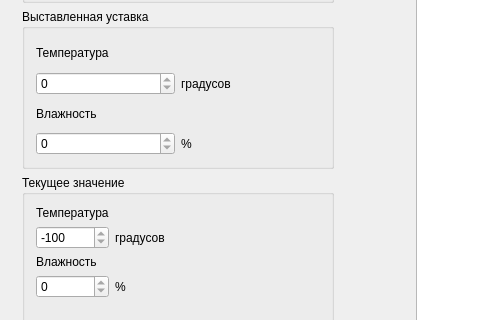
Before: the Qt Designer form mainwindow.ui in PowerOleg/Qt_can, drawn with Qt 5; both pictures show x 0 to 480 and y 198 to 518 of the 803 by 773 pixel window.
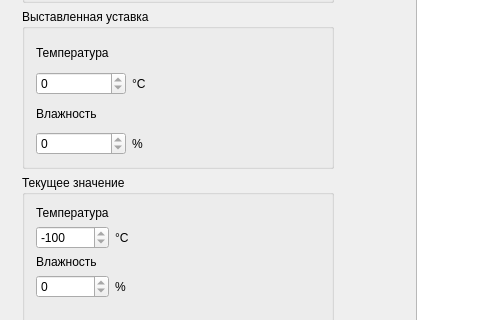
After: the same form once the commit is applied. Icons and pictures are not drawn.

What changed in the file:
```diff
--- a/mainwindow.ui
+++ b/mainwindow.ui
@@ -145,7 +145,7 @@
           <item row="2" column="1">
            <widget class="QLabel" name="gradusCurrentLabel">
             <property name="text">
-             <string>градусов</string>
+             <string>°C</string>
             </property>
            </widget>
           </item>
@@ -216,6 +216,18 @@
           </item>
           <item row="3" column="0">
            <widget class="QSpinBox" name="humidityTargetSpinBox">
+            <property name="sizePolicy">
+             <sizepolicy hsizetype="Fixed" vsizetype="Fixed">
+              <horstretch>0</horstretch>
+              <verstretch>0</verstretch>
+             </sizepolicy>
+            </property>
+            <property name="minimumSize">
+             <size>
+              <width>90</width>
+              <height>0</height>
+             </size>
+            </property>
             <property name="readOnly">
              <bool>true</bool>
             </property>
@@ -226,6 +238,18 @@
           </item>
           <item row="1" column="0">
            <widget class="QSpinBox" name="temperatureTargetSpinBox">
+            <property name="sizePolicy">
+             <sizepolicy hsizetype="Fixed" vsizetype="Fixed">
+              <horstretch>0</horstretch>
+              <verstretch>0</verstretch>
+             </sizepolicy>
+            </property>
+            <property name="minimumSize">
+             <size>
+              <width>90</width>
+              <height>0</height>
+             </size>
+            </property>
             <property name="readOnly">
              <bool>true</bool>
             </property>
@@ -247,7 +271,7 @@
           <item row="1" column="1">
            <widget class="QLabel" name="gradusTargetLabel">
             <property name="text">
-             <string>градусов</string>
+             <string>°C</string>
             </property>
            </widget>
           </item>
```
